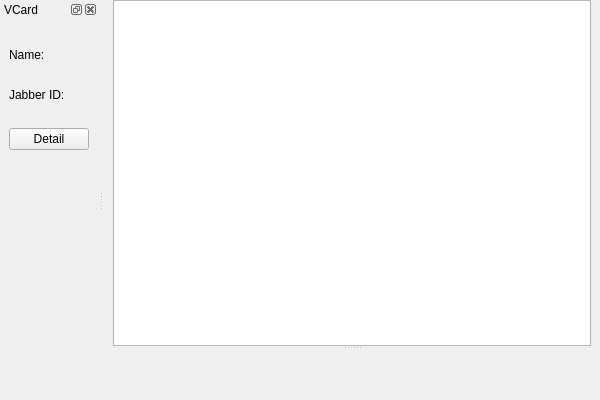
Old version of the form app/ChatWindow.ui in the repository chloerei/qtalk.
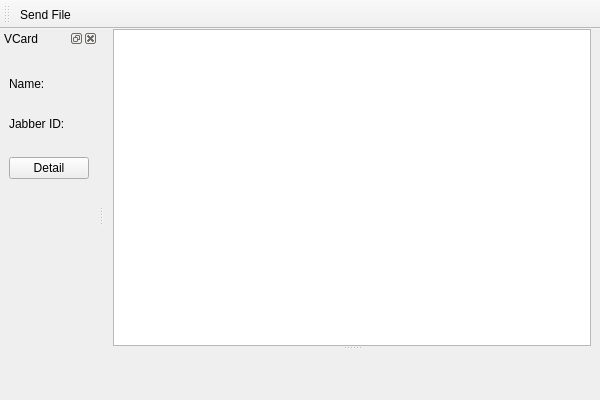
New version of the form.

Commit message: ChatWidnow can emit sendfile signal.

```diff
--- a/app/ChatWindow.ui
+++ b/app/ChatWindow.ui
@@ -137,6 +137,23 @@
     </layout>
    </widget>
   </widget>
+  <widget class="QToolBar" name="toolBar">
+   <property name="windowTitle">
+    <string>toolBar</string>
+   </property>
+   <attribute name="toolBarArea">
+    <enum>TopToolBarArea</enum>
+   </attribute>
+   <attribute name="toolBarBreak">
+    <bool>false</bool>
+   </attribute>
+   <addaction name="actionSendFile"/>
+  </widget>
+  <action name="actionSendFile">
+   <property name="text">
+    <string>Send File</string>
+   </property>
+  </action>
  </widget>
  <resources/>
  <connections/>
```
The commit also changes 2 other files.
